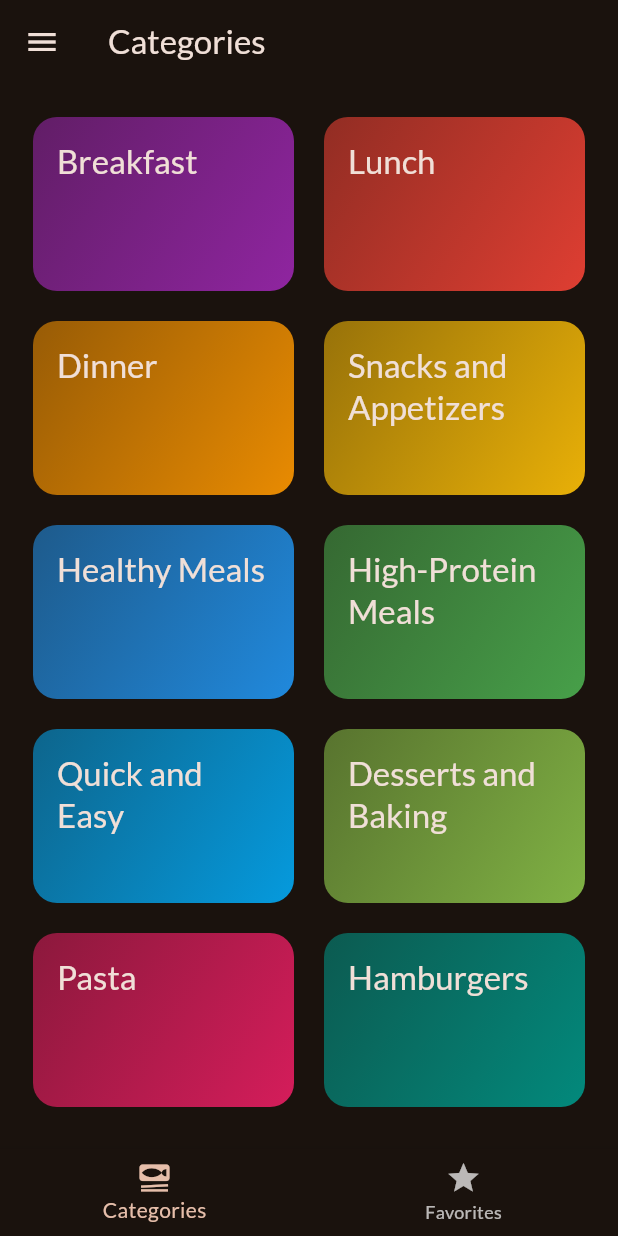
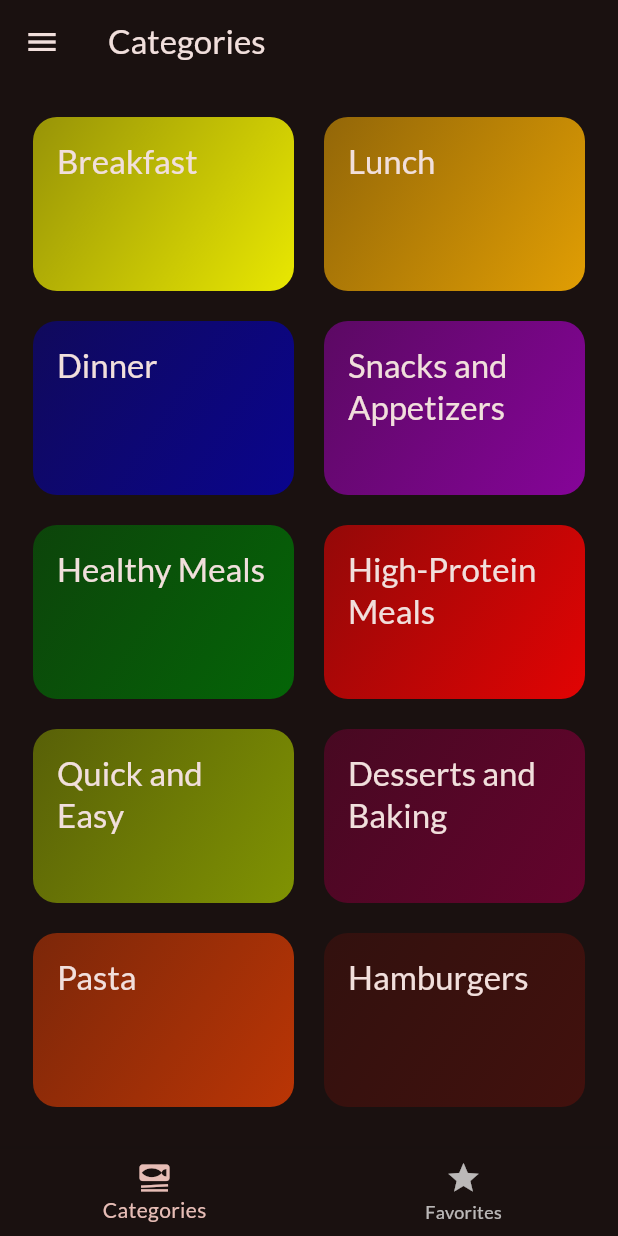
Before and after one commit to arlenavm95/meals_app, a Flutter app: the screen it shows after launch, on a phone screen of 412 x 824 dp. Run offline on Flutter 3.47's test engine with Material 3 defaults, Android fonts, the phone set to English and light mode, and no system bars; our stand-ins replace flutter_riverpod, google_fonts, transparent_image.

Commit message:
Change colors

```diff
--- a/lib/data/dummy_data.dart
+++ b/lib/data/dummy_data.dart
@@ -4,16 +4,16 @@ import 'package:meals_app/models/category.dart';
 import 'package:meals_app/models/meal.dart';
 
 const availableCategories = [
-  Category(id: 'c1', title: 'Breakfast', color: Colors.purple),
-  Category(id: 'c2', title: 'Lunch', color: Colors.red),
-  Category(id: 'c3', title: 'Dinner', color: Colors.orange),
-  Category(id: 'c4', title: 'Snacks and Appetizers', color: Colors.amber),
-  Category(id: 'c5', title: 'Healthy Meals ', color: Colors.blue),
-  Category(id: 'c6', title: 'High-Protein Meals', color: Colors.green),
-  Category(id: 'c7', title: 'Quick and Easy', color: Colors.lightBlue),
-  Category(id: 'c8', title: 'Desserts and Baking', color: Colors.lightGreen),
-  Category(id: 'c9', title: 'Pasta', color: Colors.pink),
-  Category(id: 'c10', title: 'Hamburgers', color: Colors.teal),
+  Category(id: 'c1', title: 'Breakfast', color: Colors.yellowAccent),
+  Category(id: 'c2', title: 'Lunch', color: Color.fromARGB(255, 246, 173, 2)),
+  Category(id: 'c3', title: 'Dinner', color: Color.fromARGB(255, 8, 3, 154)),
+  Category(id: 'c4', title: 'Snacks and Appetizers', color: Color.fromARGB(255, 145, 3, 167)),
+  Category(id: 'c5', title: 'Healthy Meals ', color: Color.fromARGB(255, 2, 110, 6)),
+  Category(id: 'c6', title: 'High-Protein Meals', color: Color.fromARGB(255, 247, 2, 2)),
+  Category(id: 'c7', title: 'Quick and Easy', color: Color.fromARGB(255, 139, 161, 1)),
+  Category(id: 'c8', title: 'Desserts and Baking', color: Color.fromARGB(255, 108, 2, 48)),
+  Category(id: 'c9', title: 'Pasta', color: Color.fromARGB(255, 204, 57, 4)),
+  Category(id: 'c10', title: 'Hamburgers', color: Color.fromARGB(255, 70, 17, 13)),
 ];
 
 const dummyMeals = [
--- a/lib/main.dart
+++ b/lib/main.dart
@@ -6,7 +6,7 @@ import 'package:meals_app/screens/tabs.dart';
 final theme = ThemeData(
   colorScheme: ColorScheme.fromSeed(
     brightness: Brightness.dark,
-    seedColor: const Color.fromARGB(255, 131, 57, 0),
+    seedColor: const Color.fromARGB(255, 247, 2, 2),
   ),
   textTheme: GoogleFonts.latoTextTheme(),
 );
--- a/lib/screens/meal_details.dart
+++ b/lib/screens/meal_details.dart
@@ -46,7 +46,8 @@ class MealDetailsScreen extends ConsumerWidget {
           ),
         ],
       ),
-      body: SingleChildScrollView(
+      body: SafeArea(
+        child: SingleChildScrollView(
           child: Column(
             children: [
               Hero(
@@ -100,6 +101,7 @@ class MealDetailsScreen extends ConsumerWidget {
             ],
           ),
         ),
+      ),
     );
   }
 }
```
Lines whose indentation alone changed are shown as unchanged.
